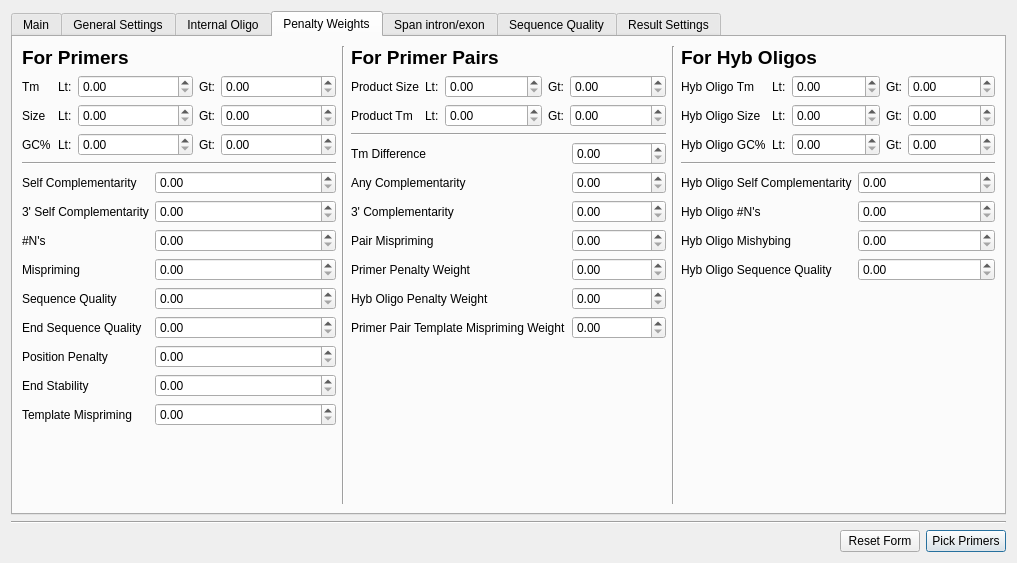
Old version of the form src/plugins_3rdparty/primer3/src/ui/Primer3Dialog.ui in the repository violethaze74/ugene.
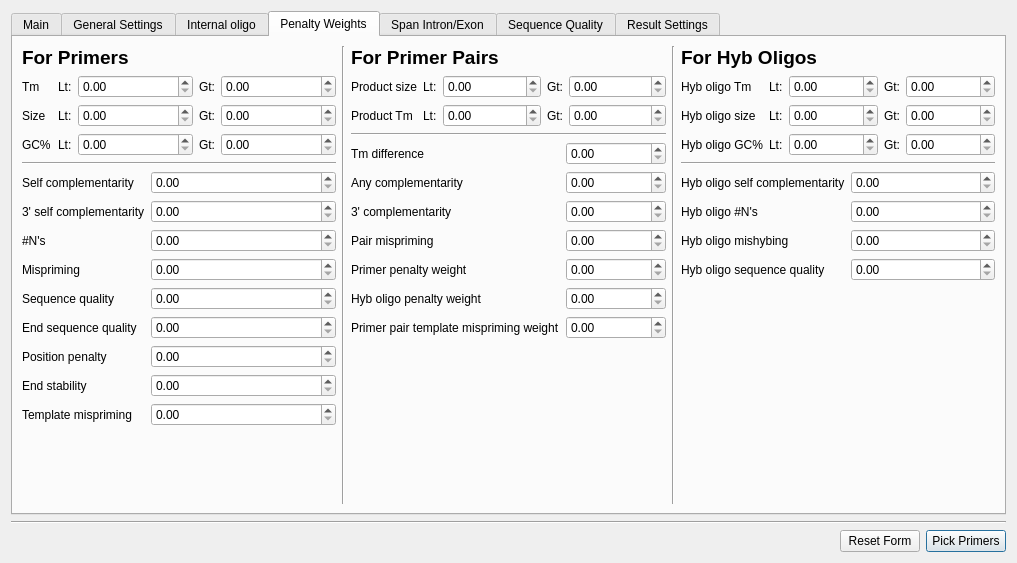
New version of the form. The open tabs and pages were chosen to show the change.

The edit to the form file:
```diff
--- a/src/plugins_3rdparty/primer3/src/ui/Primer3Dialog.ui
+++ b/src/plugins_3rdparty/primer3/src/ui/Primer3Dialog.ui
@@ -1372,7 +1372,7 @@
      </widget>
      <widget class="QWidget" name="tab_InternalOligo">
       <attribute name="title">
-       <string>Internal Oligo</string>
+       <string>Internal oligo</string>
       </attribute>
       <layout class="QVBoxLayout" name="verticalLayout_7">
        <item>
@@ -2000,14 +2000,14 @@
            <item row="0" column="0">
             <widget class="QLabel" name="label_17">
              <property name="text">
-              <string>Self Complementarity</string>
+              <string>Self complementarity</string>
              </property>
             </widget>
            </item>
            <item row="1" column="0">
             <widget class="QLabel" name="label_18">
              <property name="text">
-              <string>3' Self Complementarity</string>
+              <string>3' self complementarity</string>
              </property>
             </widget>
            </item>
@@ -2028,35 +2028,35 @@
            <item row="4" column="0">
             <widget class="QLabel" name="label_21">
              <property name="text">
-              <string>Sequence Quality</string>
+              <string>Sequence quality</string>
              </property>
             </widget>
            </item>
            <item row="5" column="0">
             <widget class="QLabel" name="label_22">
              <property name="text">
-              <string>End Sequence Quality</string>
+              <string>End sequence quality</string>
              </property>
             </widget>
            </item>
            <item row="6" column="0">
             <widget class="QLabel" name="label_23">
              <property name="text">
-              <string>Position Penalty</string>
+              <string>Position penalty</string>
              </property>
             </widget>
            </item>
            <item row="7" column="0">
             <widget class="QLabel" name="label_24">
              <property name="text">
-              <string>End Stability</string>
+              <string>End stability</string>
              </property>
             </widget>
            </item>
            <item row="8" column="0">
             <widget class="QLabel" name="label_25">
              <property name="text">
-              <string>Template Mispriming</string>
+              <string>Template mispriming</string>
              </property>
             </widget>
            </item>
@@ -2219,7 +2219,7 @@
            <item row="0" column="0">
             <widget class="QLabel" name="label_26">
              <property name="text">
-              <string>Product Size</string>
+              <string>Product size</string>
              </property>
             </widget>
            </item>
@@ -2324,49 +2324,49 @@
            <item row="0" column="0">
             <widget class="QLabel" name="label_27">
              <property name="text">
-              <string>Tm Difference</string>
+              <string>Tm difference</string>
              </property>
             </widget>
            </item>
            <item row="1" column="0">
             <widget class="QLabel" name="label_29">
              <property name="text">
-              <string>Any Complementarity</string>
+              <string>Any complementarity</string>
              </property>
             </widget>
            </item>
            <item row="2" column="0">
             <widget class="QLabel" name="label_30">
              <property name="text">
-              <string>3' Complementarity</string>
+              <string>3' complementarity</string>
              </property>
             </widget>
            </item>
            <item row="3" column="0">
             <widget class="QLabel" name="label_31">
              <property name="text">
-              <string>Pair Mispriming</string>
+              <string>Pair mispriming</string>
              </property>
             </widget>
            </item>
            <item row="4" column="0">
             <widget class="QLabel" name="label_32">
              <property name="text">
-              <string>Primer Penalty Weight</string>
+              <string>Primer penalty weight</string>
              </property>
             </widget>
            </item>
            <item row="5" column="0">
             <widget class="QLabel" name="label_33">
              <property name="text">
-              <string>Hyb Oligo Penalty Weight</string>
+              <string>Hyb oligo penalty weight</string>
              </property>
             </widget>
            </item>
            <item row="6" column="0">
             <widget class="QLabel" name="label_37">
              <property name="text">
-              <string>Primer Pair Template Mispriming Weight</string>
+              <string>Primer pair template mispriming weight</string>
              </property>
             </widget>
            </item>
@@ -2503,21 +2503,21 @@
            <item row="0" column="0">
             <widget class="QLabel" name="label_38">
              <property name="text">
-              <string>Hyb Oligo Tm</string>
+              <string>Hyb oligo Tm</string>
              </property>
             </widget>
            </item>
            <item row="1" column="0">
             <widget class="QLabel" name="label_40">
              <property name="text">
-              <string>Hyb Oligo Size</string>
+              <string>Hyb oligo size</string>
              </property>
             </widget>
            </item>
            <item row="2" column="0">
             <widget class="QLabel" name="label_41">
              <property name="text">
-              <string>Hyb Oligo GC%</string>
+              <string>Hyb oligo GC%</string>
              </property>
             </widget>
            </item>
@@ -2655,28 +2655,28 @@
            <item row="0" column="0">
             <widget class="QLabel" name="label_39">
              <property name="text">
-              <string>Hyb Oligo Self Complementarity</string>
+              <string>Hyb oligo self complementarity</string>
              </property>
             </widget>
            </item>
            <item row="1" column="0">
             <widget class="QLabel" name="label_42">
              <property name="text">
-              <string>Hyb Oligo #N's</string>
+              <string>Hyb oligo #N's</string>
              </property>
             </widget>
            </item>
            <item row="2" column="0">
             <widget class="QLabel" name="label_43">
              <property name="text">
-              <string>Hyb Oligo Mishybing</string>
+              <string>Hyb oligo mishybing</string>
              </property>
             </widget>
            </item>
            <item row="3" column="0">
             <widget class="QLabel" name="label_44">
              <property name="text">
-              <string>Hyb Oligo Sequence Quality</string>
+              <string>Hyb oligo sequence quality</string>
              </property>
             </widget>
            </item>
@@ -2753,7 +2753,7 @@
      </widget>
      <widget class="QWidget" name="tab">
       <attribute name="title">
-       <string>Span intron/exon</string>
+       <string>Span Intron/Exon</string>
       </attribute>
       <layout class="QVBoxLayout" name="verticalLayout_9">
        <item>
```
Left out of the diff: 90 changed lines with no effect on the pictures.
